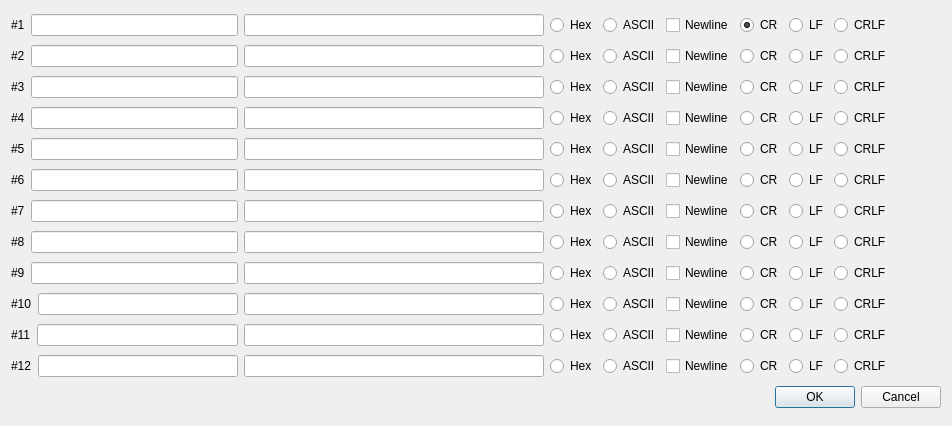
Before: the Qt Designer form ui/macro.ui in marker5a/EasyTerm, drawn with Qt 5.
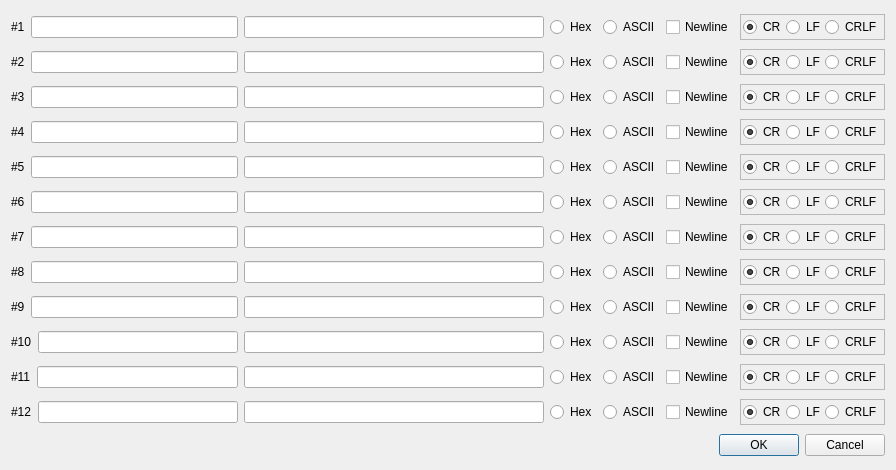
After: the same form once the commit is applied. Icons and pictures are not drawn.

What changed in the file:
```diff
--- a/ui/macro.ui
+++ b/ui/macro.ui
@@ -6,8 +6,8 @@
    <rect>
     <x>0</x>
     <y>0</y>
-    <width>952</width>
-    <height>426</height>
+    <width>876</width>
+    <height>470</height>
    </rect>
   </property>
   <property name="windowTitle">
@@ -17,7 +17,7 @@
    <iconset>
     <normaloff>:/resources/logo.png</normaloff>:/resources/logo.png</iconset>
   </property>
-  <layout class="QGridLayout" name="gridLayout">
+  <layout class="QGridLayout" name="gridLayout_13">
    <item row="0" column="0">
     <layout class="QHBoxLayout" name="horizontalLayout">
      <item>
@@ -70,6 +70,72 @@
      </item>
     </layout>
    </item>
+   <item row="0" column="3">
+    <layout class="QHBoxLayout" name="horizontalLayout_26">
+     <item>
+      <widget class="QCheckBox" name="macro_1_newline">
+       <property name="text">
+        <string>Newline</string>
+       </property>
+      </widget>
+     </item>
+     <item>
+      <widget class="QFrame" name="frame">
+       <property name="frameShape">
+        <enum>QFrame::StyledPanel</enum>
+       </property>
+       <property name="frameShadow">
+        <enum>QFrame::Raised</enum>
+       </property>
+       <layout class="QGridLayout" name="gridLayout">
+        <property name="leftMargin">
+         <number>2</number>
+        </property>
+        <property name="topMargin">
+         <number>2</number>
+        </property>
+        <property name="rightMargin">
+         <number>2</number>
+        </property>
+        <property name="bottomMargin">
+         <number>2</number>
+        </property>
+        <property name="verticalSpacing">
+         <number>5</number>
+        </property>
+        <item row="0" column="0">
+         <layout class="QHBoxLayout" name="horizontalLayout_38">
+          <item>
+           <widget class="QRadioButton" name="macro1_cr">
+            <property name="text">
+             <string>CR</string>
+            </property>
+            <property name="checked">
+             <bool>true</bool>
+            </property>
+           </widget>
+          </item>
+          <item>
+           <widget class="QRadioButton" name="macro1_lf">
+            <property name="text">
+             <string>LF</string>
+            </property>
+           </widget>
+          </item>
+          <item>
+           <widget class="QRadioButton" name="macro1_crlf">
+            <property name="text">
+             <string>CRLF</string>
+            </property>
+           </widget>
+          </item>
+         </layout>
+        </item>
+       </layout>
+      </widget>
+     </item>
+    </layout>
+   </item>
    <item row="1" column="0">
     <layout class="QHBoxLayout" name="horizontalLayout_2">
      <item>
@@ -122,7 +188,7 @@
      </item>
     </layout>
    </item>
-   <item row="1" column="3" colspan="2">
+   <item row="1" column="3">
     <layout class="QHBoxLayout" name="horizontalLayout_27">
      <item>
       <widget class="QCheckBox" name="macro_2_newline">
@@ -132,6 +198,32 @@
       </widget>
      </item>
      <item>
+      <widget class="QFrame" name="frame_3">
+       <property name="frameShape">
+        <enum>QFrame::StyledPanel</enum>
+       </property>
+       <property name="frameShadow">
+        <enum>QFrame::Raised</enum>
+       </property>
+       <layout class="QGridLayout" name="gridLayout_2">
+        <property name="leftMargin">
+         <number>2</number>
+        </property>
+        <property name="topMargin">
+         <number>2</number>
+        </property>
+        <property name="rightMargin">
+         <number>2</number>
+        </property>
+        <property name="bottomMargin">
+         <number>2</number>
+        </property>
+        <property name="verticalSpacing">
+         <number>5</number>
+        </property>
+        <item row="0" column="0">
+         <layout class="QHBoxLayout" name="horizontalLayout_39">
+          <item>
       <widget class="QRadioButton" name="macro2_cr">
        <property name="text">
         <string>CR</string>
@@ -155,18 +247,10 @@
        </property>
       </widget>
      </item>
-     <item>
-      <spacer name="horizontalSpacer_5">
-       <property name="orientation">
-        <enum>Qt::Horizontal</enum>
-       </property>
-       <property name="sizeHint" stdset="0">
-        <size>
-         <width>40</width>
-         <height>20</height>
-        </size>
-       </property>
-      </spacer>
+         </layout>
+        </item>
+       </layout>
+      </widget>
      </item>
     </layout>
    </item>
@@ -222,7 +306,7 @@
      </item>
     </layout>
    </item>
-   <item row="2" column="3" colspan="2">
+   <item row="2" column="3">
     <layout class="QHBoxLayout" name="horizontalLayout_28">
      <item>
       <widget class="QCheckBox" name="macro_3_newline">
@@ -232,6 +316,32 @@
       </widget>
      </item>
      <item>
+      <widget class="QFrame" name="frame_4">
+       <property name="frameShape">
+        <enum>QFrame::StyledPanel</enum>
+       </property>
+       <property name="frameShadow">
+        <enum>QFrame::Raised</enum>
+       </property>
+       <layout class="QGridLayout" name="gridLayout_3">
+        <property name="leftMargin">
+         <number>2</number>
+        </property>
+        <property name="topMargin">
+         <number>2</number>
+        </property>
+        <property name="rightMargin">
+         <number>2</number>
+        </property>
+        <property name="bottomMargin">
+         <number>2</number>
+        </property>
+        <property name="verticalSpacing">
+         <number>5</number>
+        </property>
+        <item row="0" column="0">
+         <layout class="QHBoxLayout" name="horizontalLayout_40">
+          <item>
       <widget class="QRadioButton" name="macro3_cr">
        <property name="text">
         <string>CR</string>
@@ -255,18 +365,10 @@
        </property>
       </widget>
      </item>
-     <item>
-      <spacer name="horizontalSpacer_6">
-       <property name="orientation">
-        <enum>Qt::Horizontal</enum>
-       </property>
-       <property name="sizeHint" stdset="0">
-        <size>
-         <width>40</width>
-         <height>20</height>
-        </size>
-       </property>
-      </spacer>
+         </layout>
+        </item>
+       </layout>
+      </widget>
      </item>
     </layout>
    </item>
@@ -322,7 +424,7 @@
      </item>
     </layout>
    </item>
-   <item row="3" column="3" colspan="2">
+   <item row="3" column="3">
     <layout class="QHBoxLayout" name="horizontalLayout_29">
      <item>
       <widget class="QCheckBox" name="macro_4_newline">
@@ -332,6 +434,32 @@
       </widget>
      </item>
      <item>
+      <widget class="QFrame" name="frame_5">
+       <property name="frameShape">
+        <enum>QFrame::StyledPanel</enum>
+       </property>
+       <property name="frameShadow">
+        <enum>QFrame::Raised</enum>
+       </property>
+       <layout class="QGridLayout" name="gridLayout_4">
+        <property name="leftMargin">
+         <number>2</number>
+        </property>
+        <property name="topMargin">
+         <number>2</number>
+        </property>
+        <property name="rightMargin">
+         <number>2</number>
+        </property>
+        <property name="bottomMargin">
+         <number>2</number>
+        </property>
+        <property name="verticalSpacing">
+         <number>5</number>
+        </property>
+        <item row="0" column="0">
+         <layout class="QHBoxLayout" name="horizontalLayout_41">
+          <item>
       <widget class="QRadioButton" name="macro4_cr">
        <property name="text">
         <string>CR</string>
@@ -355,18 +483,10 @@
        </property>
       </widget>
      </item>
-     <item>
-      <spacer name="horizontalSpacer_7">
-       <property name="orientation">
-        <enum>Qt::Horizontal</enum>
-       </property>
-       <property name="sizeHint" stdset="0">
-        <size>
-         <width>40</width>
-         <height>20</height>
-        </size>
-       </property>
-      </spacer>
+         </layout>
+        </item>
+       </layout>
+      </widget>
      </item>
     </layout>
    </item>
@@ -422,7 +542,7 @@
      </item>
     </layout>
    </item>
-   <item row="4" column="3" colspan="2">
+   <item row="4" column="3">
     <layout class="QHBoxLayout" name="horizontalLayout_31">
      <item>
       <widget class="QCheckBox" name="macro_5_newline">
@@ -432,6 +552,32 @@
       </widget>
      </item>
      <item>
+      <widget class="QFrame" name="frame_6">
+       <property name="frameShape">
+        <enum>QFrame::StyledPanel</enum>
+       </property>
+       <property name="frameShadow">
+        <enum>QFrame::Raised</enum>
+       </property>
+       <layout class="QGridLayout" name="gridLayout_5">
+        <property name="leftMargin">
+         <number>2</number>
+        </property>
+        <property name="topMargin">
+         <number>2</number>
+        </property>
+        <property name="rightMargin">
+         <number>2</number>
+        </property>
+        <property name="bottomMargin">
+         <number>2</number>
+        </property>
+        <property name="verticalSpacing">
+         <number>5</number>
+        </property>
+        <item row="0" column="0">
+         <layout class="QHBoxLayout" name="horizontalLayout_42">
+          <item>
       <widget class="QRadioButton" name="macro5_cr">
        <property name="text">
         <string>CR</string>
@@ -455,18 +601,10 @@
        </property>
       </widget>
      </item>
-     <item>
-      <spacer name="horizontalSpacer_8">
-       <property name="orientation">
-        <enum>Qt::Horizontal</enum>
-       </property>
-       <property name="sizeHint" stdset="0">
-        <size>
-         <width>40</width>
-         <height>20</height>
-        </size>
-       </property>
-      </spacer>
+         </layout>
+        </item>
+       </layout>
+      </widget>
      </item>
     </layout>
    </item>
@@ -522,7 +660,7 @@
      </item>
     </layout>
    </item>
-   <item row="5" column="3" colspan="2">
+   <item row="5" column="3">
     <layout class="QHBoxLayout" name="horizontalLayout_33">
      <item>
       <widget class="QCheckBox" name="macro_6_newline">
@@ -532,6 +670,32 @@
       </widget>
      </item>
      <item>
+      <widget class="QFrame" name="frame_7">
+       <property name="frameShape">
+        <enum>QFrame::StyledPanel</enum>
+       </property>
+       <property name="frameShadow">
+        <enum>QFrame::Raised</enum>
+       </property>
+       <layout class="QGridLayout" name="gridLayout_6">
+        <property name="leftMargin">
+         <number>2</number>
+        </property>
+        <property name="topMargin">
+         <number>2</number>
+        </property>
+        <property name="rightMargin">
+         <number>2</number>
+        </property>
+        <property name="bottomMargin">
+         <number>2</number>
+        </property>
+        <property name="verticalSpacing">
+         <number>5</number>
+        </property>
+        <item row="0" column="0">
+         <layout class="QHBoxLayout" name="horizontalLayout_43">
+          <item>
       <widget class="QRadioButton" name="macro6_cr">
        <property name="text">
         <string>CR</string>
@@ -555,18 +719,10 @@
        </property>
       </widget>
      </item>
-     <item>
-      <spacer name="horizontalSpacer_9">
-       <property name="orientation">
-        <enum>Qt::Horizontal</enum>
-       </property>
-       <property name="sizeHint" stdset="0">
-        <size>
-         <width>40</width>
-         <height>20</height>
-        </size>
-       </property>
-      </spacer>
+         </layout>
+        </item>
+       </layout>
+      </widget>
      </item>
     </layout>
    </item>
@@ -622,7 +778,7 @@
      </item>
     </layout>
    </item>
-   <item row="6" column="3" colspan="2">
+   <item row="6" column="3">
     <layout class="QHBoxLayout" name="horizontalLayout_30">
      <item>
       <widget class="QCheckBox" name="macro_7_newline">
@@ -632,6 +788,32 @@
       </widget>
      </item>
      <item>
+      <widget class="QFrame" name="frame_8">
+       <property name="frameShape">
+        <enum>QFrame::StyledPanel</enum>
+       </property>
+       <property name="frameShadow">
+        <enum>QFrame::Raised</enum>
+       </property>
+       <layout class="QGridLayout" name="gridLayout_7">
+        <property name="leftMargin">
+         <number>2</number>
+        </property>
+        <property name="topMargin">
+         <number>2</number>
+        </property>
+        <property name="rightMargin">
+         <number>2</number>
+        </property>
+        <property name="bottomMargin">
+         <number>2</number>
+        </property>
+        <property name="verticalSpacing">
+         <number>5</number>
+        </property>
+        <item row="0" column="0">
+         <layout class="QHBoxLayout" name="horizontalLayout_44">
+          <item>
       <widget class="QRadioButton" name="macro7_cr">
        <property name="text">
         <string>CR</string>
@@ -655,18 +837,10 @@
        </property>
       </widget>
      </item>
-     <item>
-      <spacer name="horizontalSpacer_10">
-       <property name="orientation">
-        <enum>Qt::Horizontal</enum>
-       </property>
-       <property name="sizeHint" stdset="0">
-        <size>
-         <width>40</width>
-         <height>20</height>
-        </size>
-       </property>
-      </spacer>
+         </layout>
+        </item>
+       </layout>
+      </widget>
      </item>
     </layout>
    </item>
@@ -722,7 +896,7 @@
      </item>
     </layout>
    </item>
-   <item row="7" column="3" colspan="2">
+   <item row="7" column="3">
     <layout class="QHBoxLayout" name="horizontalLayout_32">
      <item>
       <widget class="QCheckBox" name="macro_8_newline">
@@ -732,6 +906,32 @@
       </widget>
      </item>
      <item>
+      <widget class="QFrame" name="frame_9">
+       <property name="frameShape">
+        <enum>QFrame::StyledPanel</enum>
+       </property>
+       <property name="frameShadow">
+        <enum>QFrame::Raised</enum>
+       </property>
+       <layout class="QGridLayout" name="gridLayout_8">
+        <property name="leftMargin">
+         <number>2</number>
+        </property>
+        <property name="topMargin">
+         <number>2</number>
+        </property>
+        <property name="rightMargin">
+         <number>2</number>
+        </property>
+        <property name="bottomMargin">
+         <number>2</number>
+        </property>
+        <property name="verticalSpacing">
+         <number>5</number>
+        </property>
+        <item row="0" column="0">
+         <layout class="QHBoxLayout" name="horizontalLayout_45">
+          <item>
       <widget class="QRadioButton" name="macro8_cr">
        <property name="text">
         <string>CR</string>
@@ -755,18 +955,10 @@
        </property>
       </widget>
      </item>
-     <item>
-      <spacer name="horizontalSpacer_11">
-       <property name="orientation">
-        <enum>Qt::Horizontal</enum>
-       </property>
-       <property name="sizeHint" stdset="0">
-        <size>
-         <width>40</width>
-         <height>20</height>
-        </size>
-       </property>
-      </spacer>
+         </layout>
+        </item>
+       </layout>
+      </widget>
      </item>
     </layout>
    </item>
@@ -822,7 +1014,7 @@
      </item>
     </layout>
    </item>
-   <item row="8" column="3" colspan="2">
+   <item row="8" column="3">
     <layout class="QHBoxLayout" name="horizontalLayout_35">
      <item>
       <widget class="QCheckBox" name="macro_9_newline">
@@ -832,6 +1024,32 @@
       </widget>
      </item>
      <item>
+      <widget class="QFrame" name="frame_10">
+       <property name="frameShape">
+        <enum>QFrame::StyledPanel</enum>
+       </property>
+       <property name="frameShadow">
+        <enum>QFrame::Raised</enum>
+       </property>
+       <layout class="QGridLayout" name="gridLayout_9">
+        <property name="leftMargin">
+         <number>2</number>
+        </property>
+        <property name="topMargin">
+         <number>2</number>
+        </property>
+        <property name="rightMargin">
+         <number>2</number>
+        </property>
+        <property name="bottomMargin">
+         <number>2</number>
+        </property>
+        <property name="verticalSpacing">
+         <number>5</number>
+        </property>
+        <item row="0" column="0">
+         <layout class="QHBoxLayout" name="horizontalLayout_46">
+          <item>
       <widget class="QRadioButton" name="macro9_cr">
        <property name="text">
         <string>CR</string>
@@ -855,18 +1073,10 @@
        </property>
       </widget>
      </item>
-     <item>
-      <spacer name="horizontalSpacer_12">
-       <property name="orientation">
-        <enum>Qt::Horizontal</enum>
-       </property>
-       <property name="sizeHint" stdset="0">
-        <size>
-         <width>40</width>
-         <height>20</height>
-        </size>
-       </property>
-      </spacer>
+         </layout>
+        </item>
+       </layout>
+      </widget>
      </item>
     </layout>
    </item>
@@ -922,7 +1132,7 @@
      </item>
     </layout>
    </item>
-   <item row="9" column="3" colspan="2">
+   <item row="9" column="3">
     <layout class="QHBoxLayout" name="horizontalLayout_37">
      <item>
       <widget class="QCheckBox" name="macro_10_newline">
@@ -932,6 +1142,32 @@
       </widget>
      </item>
      <item>
+      <widget class="QFrame" name="frame_11">
+       <property name="frameShape">
+        <enum>QFrame::StyledPanel</enum>
+       </property>
+       <property name="frameShadow">
+        <enum>QFrame::Raised</enum>
+       </property>
+       <layout class="QGridLayout" name="gridLayout_10">
+        <property name="leftMargin">
+         <number>2</number>
+        </property>
+        <property name="topMargin">
+         <number>2</number>
+        </property>
+        <property name="rightMargin">
+         <number>2</number>
+        </property>
+        <property name="bottomMargin">
+         <number>2</number>
+        </property>
+        <property name="verticalSpacing">
+         <number>5</number>
+        </property>
+        <item row="0" column="0">
+         <layout class="QHBoxLayout" name="horizontalLayout_47">
+          <item>
       <widget class="QRadioButton" name="macro10_cr">
        <property name="text">
         <string>CR</string>
@@ -955,18 +1191,10 @@
        </property>
       </widget>
      </item>
-     <item>
-      <spacer name="horizontalSpacer_13">
-       <property name="orientation">
-        <enum>Qt::Horizontal</enum>
-       </property>
-       <property name="sizeHint" stdset="0">
-        <size>
-         <width>40</width>
-         <height>20</height>
-        </size>
-       </property>
-      </spacer>
+         </layout>
+        </item>
+       </layout>
+      </widget>
      </item>
     </layout>
    </item>
@@ -1022,7 +1250,7 @@
      </item>
     </layout>
    </item>
-   <item row="10" column="3" colspan="2">
+   <item row="10" column="3">
     <layout class="QHBoxLayout" name="horizontalLayout_34">
      <item>
       <widget class="QCheckBox" name="macro_11_newline">
@@ -1032,6 +1260,32 @@
       </widget>
      </item>
      <item>
+      <widget class="QFrame" name="frame_12">
+       <property name="frameShape">
+        <enum>QFrame::StyledPanel</enum>
+       </property>
+       <property name="frameShadow">
+        <enum>QFrame::Raised</enum>
+       </property>
+       <layout class="QGridLayout" name="gridLayout_11">
+        <property name="leftMargin">
+         <number>2</number>
+        </property>
+        <property name="topMargin">
+         <number>2</number>
+        </property>
+        <property name="rightMargin">
+         <number>2</number>
+        </property>
+        <property name="bottomMargin">
+         <number>2</number>
+        </property>
+        <property name="verticalSpacing">
+         <number>5</number>
+        </property>
+        <item row="0" column="0">
+         <layout class="QHBoxLayout" name="horizontalLayout_48">
+          <item>
       <widget class="QRadioButton" name="macro11_cr">
        <property name="text">
         <string>CR</string>
@@ -1055,18 +1309,10 @@
        </property>
       </widget>
      </item>
-     <item>
-      <spacer name="horizontalSpacer_14">
-       <property name="orientation">
-        <enum>Qt::Horizontal</enum>
-       </property>
-       <property name="sizeHint" stdset="0">
-        <size>
-         <width>40</width>
-         <height>20</height>
-        </size>
-       </property>
-      </spacer>
+         </layout>
+        </item>
+       </layout>
+      </widget>
      </item>
     </layout>
    </item>
@@ -1122,7 +1368,7 @@
      </item>
     </layout>
    </item>
-   <item row="11" column="3" colspan="2">
+   <item row="11" column="3">
     <layout class="QHBoxLayout" name="horizontalLayout_36">
      <item>
       <widget class="QCheckBox" name="macro_12_newline">
@@ -1132,6 +1378,32 @@
       </widget>
      </item>
      <item>
+      <widget class="QFrame" name="frame_13">
+       <property name="frameShape">
+        <enum>QFrame::StyledPanel</enum>
+       </property>
+       <property name="frameShadow">
+        <enum>QFrame::Raised</enum>
+       </property>
+       <layout class="QGridLayout" name="gridLayout_12">
+        <property name="leftMargin">
+         <number>2</number>
+        </property>
+        <property name="topMargin">
+         <number>2</number>
+        </property>
+        <property name="rightMargin">
+         <number>2</number>
+        </property>
+        <property name="bottomMargin">
+         <number>2</number>
+        </property>
+        <property name="verticalSpacing">
+         <number>5</number>
+        </property>
+        <item row="0" column="0">
+         <layout class="QHBoxLayout" name="horizontalLayout_49">
+          <item>
       <widget class="QRadioButton" name="macro12_cr">
        <property name="text">
         <string>CR</string>
@@ -1155,115 +1427,20 @@
        </property>
       </widget>
      </item>
-     <item>
-      <spacer name="horizontalSpacer_15">
-       <property name="orientation">
-        <enum>Qt::Horizontal</enum>
-       </property>
-       <property name="sizeHint" stdset="0">
-        <size>
-         <width>40</width>
-         <height>20</height>
-        </size>
-       </property>
-      </spacer>
-     </item>
-    </layout>
-   </item>
-   <item row="12" column="0">
-    <spacer name="horizontalSpacer">
-     <property name="orientation">
-      <enum>Qt::Horizontal</enum>
-     </property>
-     <property name="sizeHint" stdset="0">
-      <size>
-       <width>199</width>
-       <height>20</height>
-      </size>
-     </property>
-    </spacer>
-   </item>
-   <item row="12" column="1" colspan="2">
-    <spacer name="horizontalSpacer_2">
-     <property name="orientation">
-      <enum>Qt::Horizontal</enum>
-     </property>
-     <property name="sizeHint" stdset="0">
-      <size>
-       <width>171</width>
-       <height>20</height>
-      </size>
-     </property>
-    </spacer>
+         </layout>
+        </item>
+       </layout>
+      </widget>
+     </item>
+    </layout>
    </item>
    <item row="12" column="3">
-    <spacer name="horizontalSpacer_3">
-     <property name="orientation">
-      <enum>Qt::Horizontal</enum>
-     </property>
-     <property name="sizeHint" stdset="0">
-      <size>
-       <width>190</width>
-       <height>20</height>
-      </size>
-     </property>
-    </spacer>
-   </item>
-   <item row="12" column="4">
     <widget class="QDialogButtonBox" name="button_box">
      <property name="standardButtons">
       <set>QDialogButtonBox::Cancel|QDialogButtonBox::Ok</set>
      </property>
     </widget>
    </item>
-   <item row="0" column="3" colspan="2">
-    <layout class="QHBoxLayout" name="horizontalLayout_26">
-     <item>
-      <widget class="QCheckBox" name="macro_1_newline">
-       <property name="text">
-        <string>Newline</string>
-       </property>
-      </widget>
-     </item>
-     <item>
-      <widget class="QRadioButton" name="macro1_cr">
-       <property name="text">
-        <string>CR</string>
-       </property>
-       <property name="checked">
-        <bool>true</bool>
-       </property>
-      </widget>
-     </item>
-     <item>
-      <widget class="QRadioButton" name="macro1_lf">
-       <property name="text">
-        <string>LF</string>
-       </property>
-      </widget>
-     </item>
-     <item>
-      <widget class="QRadioButton" name="macro1_crlf">
-       <property name="text">
-        <string>CRLF</string>
-       </property>
-      </widget>
-     </item>
-     <item>
-      <spacer name="horizontalSpacer_4">
-       <property name="orientation">
-        <enum>Qt::Horizontal</enum>
-       </property>
-       <property name="sizeHint" stdset="0">
-        <size>
-         <width>40</width>
-         <height>20</height>
-        </size>
-       </property>
-      </spacer>
-     </item>
-    </layout>
-   </item>
   </layout>
   <zorder>macro_4_content</zorder>
   <zorder>macro_7_content</zorder>
```
Left out of the diff: 3 changed lines with no effect on the pictures. Lines whose indentation alone changed are shown as unchanged.
